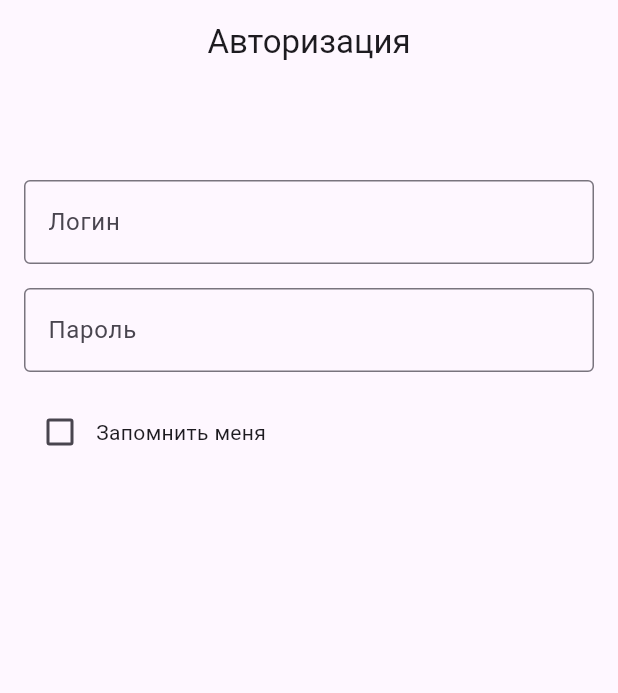
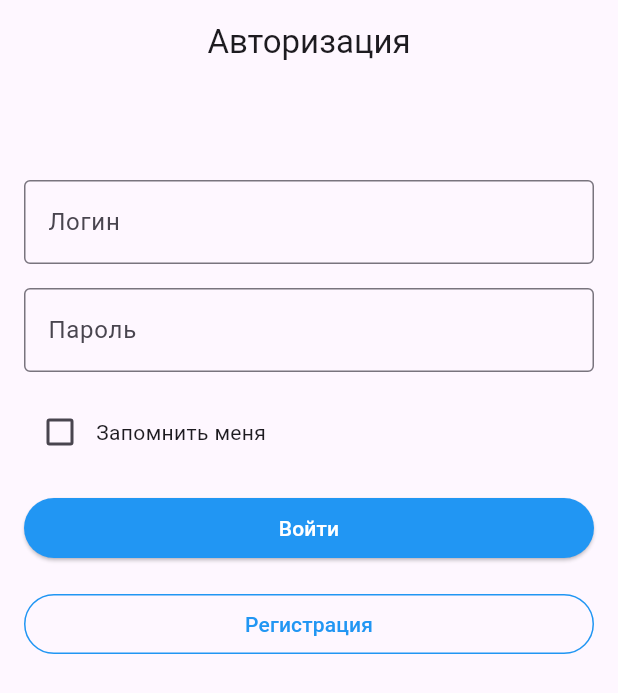
Before and after one commit to sv022/Flutter-101, a Flutter app: the screen it shows after launch, on a phone screen of 412 x 824 dp. Shown: the top 693 px of the screen. Run offline on Flutter 3.47's test engine with Material 3 defaults, Android fonts, the phone set to English and light mode, and no system bars.

Commit message:
Add: login & sign up button

```diff
--- a/AidStore/lib/main.dart
+++ b/AidStore/lib/main.dart
@@ -75,7 +75,31 @@ class _LoginPageState extends State<LoginPage> {
                 ],
               ),
             const SizedBox(height: 16),
-
+            ElevatedButton(
+              onPressed: () {
+                // Логика для авторизации
+              },
+              style: ElevatedButton.styleFrom(
+                backgroundColor: Colors.blue, // Синий цвет кнопки
+              ),
+              child: const Text(
+                'Войти',
+                style: TextStyle(color: Colors.white), // Белый текст
+              ),
+            ),
+            const SizedBox(height: 16),
+            OutlinedButton(
+              onPressed: () {
+                // Логика для регистрации
+              },
+              style: OutlinedButton.styleFrom(
+                side: const BorderSide(color: Colors.blue), // Синий контур
+              ),
+              child: const Text(
+                'Регистрация',
+                style: TextStyle(color: Colors.blue), // Синий текст
+              ),
+            ),
           ],
         ),
       ),
```
